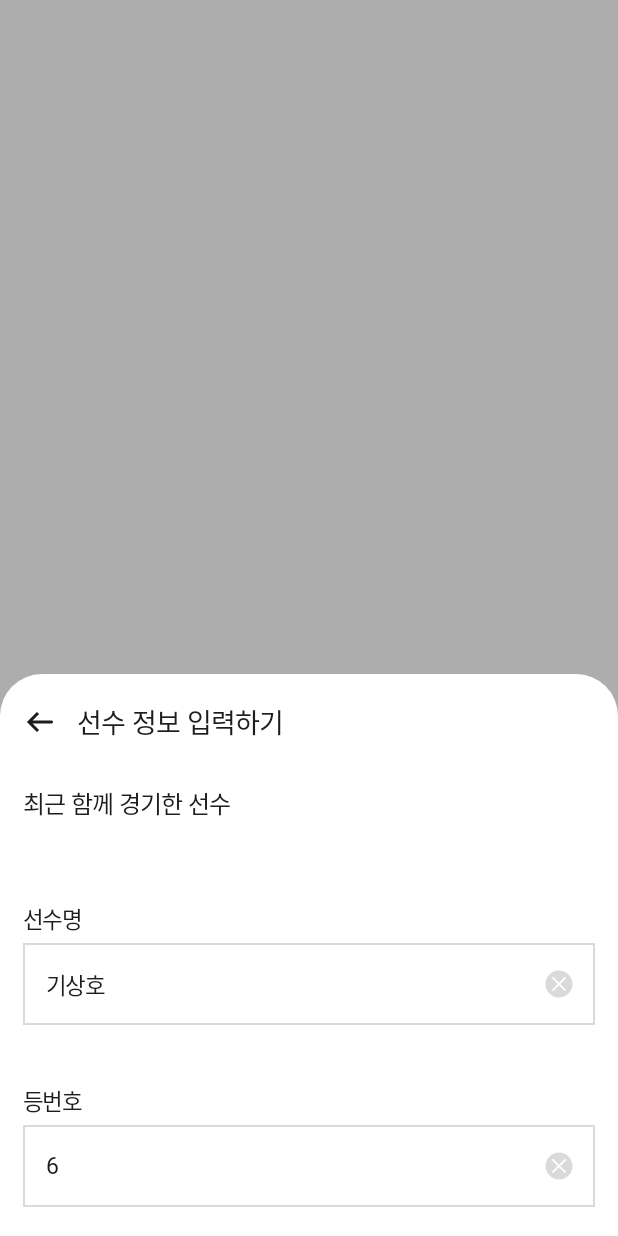
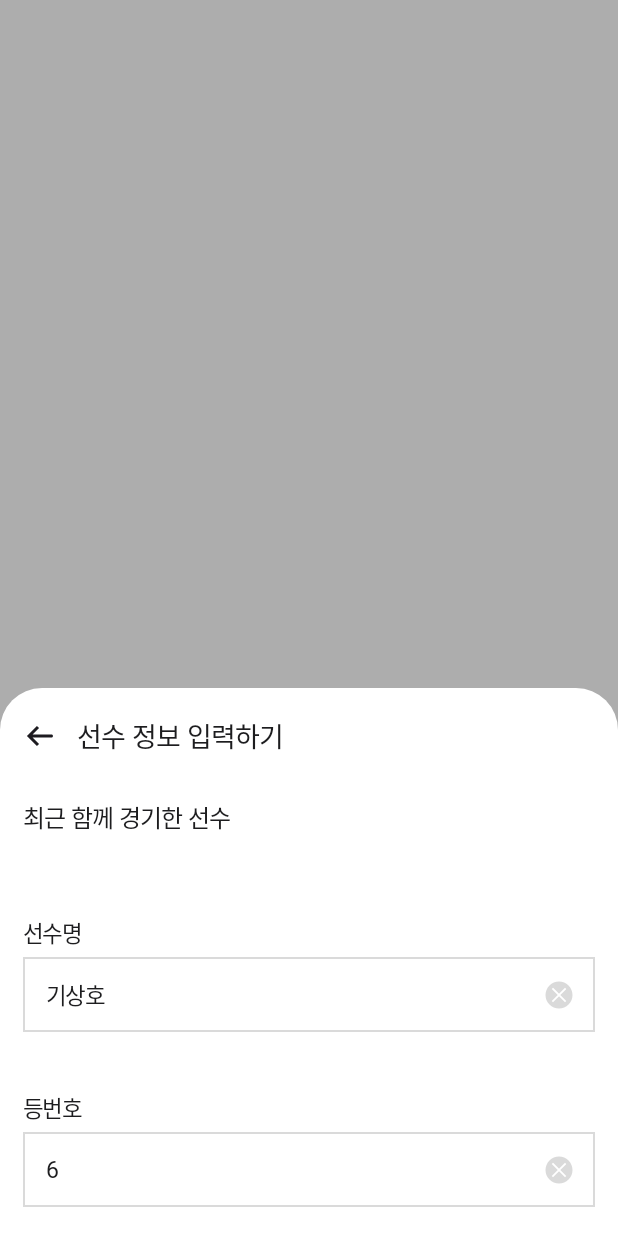
Before and after one commit to BballTending/BballTending-Android, an Android app built with Jetpack Compose: the @Preview function PlayerInfoDialogPreview, on a phone screen of 412 x 824 dp. Run offline under Robolectric (Android 15) with nearby library versions, the light colour scheme and no system bars; Roboto replaces fonts that are not available here.

Commit message:
fix: 선수 정보 입력 정규식 수정
1. 선수명으로 한글 및 영어와 더불어 공백 그리고 마침표도 입력 가능하도록 수정함
2. 선수명과 등번호 모두 빈칸이 될 수 있도록 수정함 -> 지웠다가 다시 작성하고자 하는 경우에 빈칸이 되어야 하기 때문

```diff
--- a/app/src/main/java/com/bballtending/android/feature/component/PlayerInfoTextField.kt
+++ b/app/src/main/java/com/bballtending/android/feature/component/PlayerInfoTextField.kt
@@ -8,6 +8,7 @@ import androidx.compose.foundation.layout.Column
 import androidx.compose.foundation.layout.Spacer
 import androidx.compose.foundation.layout.fillMaxWidth
 import androidx.compose.foundation.layout.height
+import androidx.compose.foundation.layout.heightIn
 import androidx.compose.foundation.layout.padding
 import androidx.compose.foundation.text.BasicTextField
 import androidx.compose.material3.Text
@@ -83,19 +84,21 @@ fun PlayerInfoTextField(
                 Box(
                     modifier = Modifier
                         .fillMaxWidth()
+                        .heightIn(min = 50.dp)
                         .border(
                             width = 1.dp,
                             color = if (errorMsgVisible) CancelRed else BorderGray,
                             shape = RectangleShape
                         )
-                        .padding(start = 15.dp, top = 15.dp, bottom = 15.dp),
+                        .padding(start = 15.dp, end = 12.dp),
                     contentAlignment = Alignment.CenterStart
                 ) {
                     innerTextField()
                     if (text.isEmpty()) {
                         Text(
                             text = placeholder,
-                            modifier = Modifier.align(Alignment.CenterStart),
+                            modifier = Modifier
+                                .align(Alignment.CenterStart),
                             style = BballTendingTheme.typography.regular.copy(
                                 fontSize = 15.sp,
                                 color = TextHintGray
@@ -109,7 +112,6 @@ fun PlayerInfoTextField(
                             modifier = Modifier
                                 .noRippleClickable { text = "" }
                                 .align(Alignment.CenterEnd)
-                                .padding(end = 12.dp)
                         )
                     }
                 }
@@ -151,11 +153,11 @@ private fun PlayerInfoTextFieldPreview() {
 
 private fun getInputRegex(inputType: InputType): Regex = when (inputType) {
     InputType.NAME -> {
-        Regex("[ㄱ-ㅎ가-힣a-zA-Z]+")
+        Regex("([ㄱ-ㅎ가-힣a-zA-Z. ]*)+")
     }
 
     InputType.NUMBER -> {
-        Regex("[0-9]+")
+        Regex("([0-9]*)+")
     }
 }
 
```
